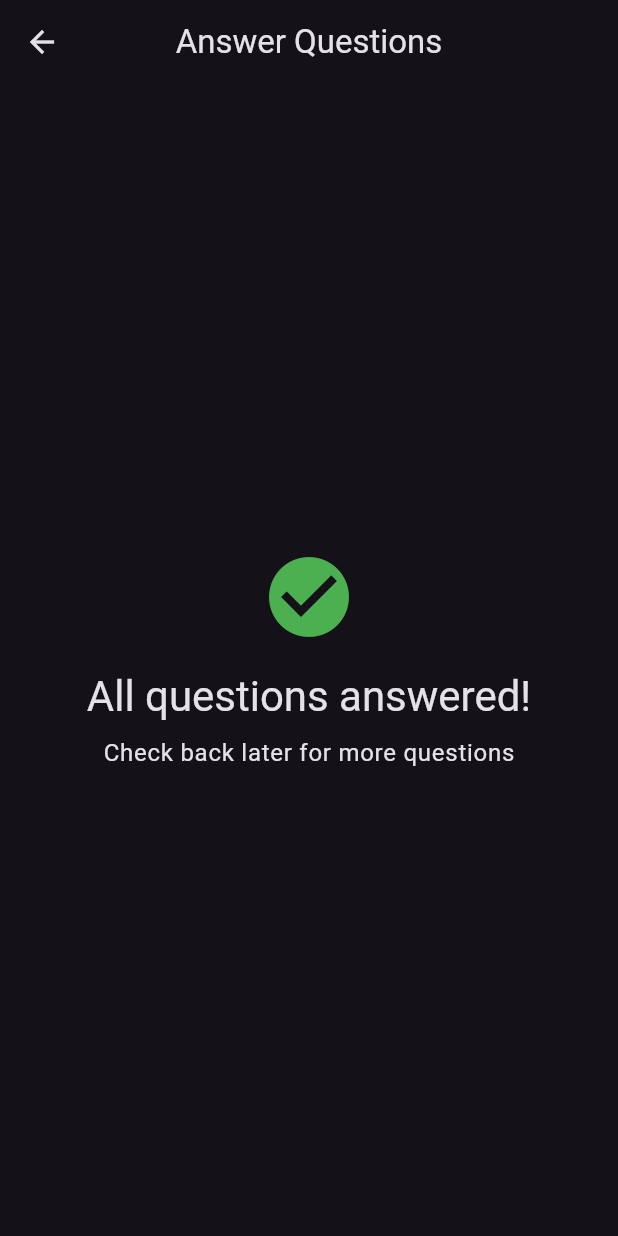
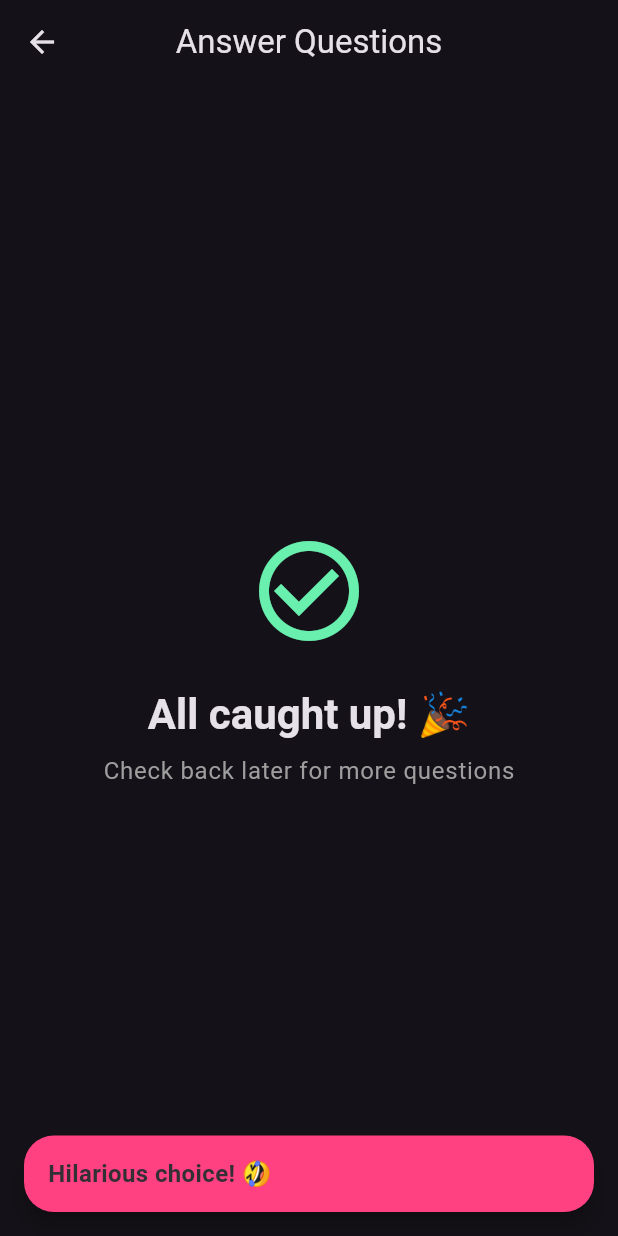
Before and after one commit to Laikokwui/spinqapp, a Flutter app: the AnswerScreen screen opened directly, after a tap on "Dart", on a phone screen of 412 x 824 dp. Run offline on Flutter 3.47's test engine with Material 3 defaults, Android fonts, the phone set to English and light mode, and no system bars; drawn by our look-alikes of flutter_animate; our stand-ins replace flutter_riverpod.

Commit message:
update the app with responses

```diff
--- a/lib/src/ui/screens/answer_screen.dart
+++ b/lib/src/ui/screens/answer_screen.dart
@@ -2,6 +2,7 @@ import 'package:flutter/material.dart';
 import 'package:flutter_riverpod/flutter_riverpod.dart';
 import '../../features/questions/providers/question_provider.dart';
 import '../../features/questions/models/question_model.dart';
+import 'package:flutter_animate/flutter_animate.dart';
 
 class AnswerScreen extends ConsumerWidget {
   const AnswerScreen({super.key});
@@ -22,23 +23,23 @@ class AnswerScreen extends ConsumerWidget {
           child: Column(
             mainAxisAlignment: MainAxisAlignment.center,
             children: [
-              Icon(
-                Icons.check_circle,
-                size: 64,
-                color: Colors.green,
-              ),
-              const SizedBox(height: 16),
+              const Icon(
+                Icons.check_circle_outline,
+                size: 80,
+                color: Colors.greenAccent,
+              ).animate(onPlay: (controller) => controller.repeat(reverse: true)).scaleXY(end: 1.1, duration: 1.seconds),
+              const SizedBox(height: 24),
               Text(
-                'All questions answered!',
-                style: Theme.of(context).textTheme.headlineMedium,
+                'All caught up! 🎉',
+                style: Theme.of(context).textTheme.headlineMedium?.copyWith(fontWeight: FontWeight.bold),
               ),
               const SizedBox(height: 8),
               Text(
                 'Check back later for more questions',
-                style: Theme.of(context).textTheme.bodyLarge,
+                style: Theme.of(context).textTheme.bodyLarge?.copyWith(color: Colors.grey),
               ),
             ],
-          ),
+          ).animate().fade().slideY(begin: 0.1),
         ),
       );
     }
@@ -51,74 +52,102 @@ class AnswerScreen extends ConsumerWidget {
       body: Padding(
         padding: const EdgeInsets.all(16.0),
         child: Column(
-          crossAxisAlignment: CrossAxisAlignment.start,
+          crossAxisAlignment: CrossAxisAlignment.stretch,
           children: [
             // Question Card
             Card(
-              elevation: 4,
+              elevation: 8,
+              shadowColor: Colors.purpleAccent.withValues(alpha: 0.5),
+              shape: RoundedRectangleBorder(borderRadius: BorderRadius.circular(20)),
               child: Padding(
-                padding: const EdgeInsets.all(16.0),
+                padding: const EdgeInsets.all(24.0),
                 child: Column(
-                  crossAxisAlignment: CrossAxisAlignment.start,
+                  crossAxisAlignment: CrossAxisAlignment.center,
                   children: [
                     Text(
-                      'Question',
-                      style: Theme.of(context).textTheme.bodySmall?.copyWith(
-                            color: Colors.grey,
+                      'Someone asked:',
+                      style: Theme.of(context).textTheme.bodyLarge?.copyWith(
+                            color: Colors.purpleAccent,
+                            fontWeight: FontWeight.bold,
                           ),
                     ),
-                    const SizedBox(height: 8),
+                    const SizedBox(height: 12),
                     Text(
                       currentQuestion.text,
-                      style: Theme.of(context).textTheme.headlineSmall,
+                      style: Theme.of(context).textTheme.headlineSmall?.copyWith(
+                        fontWeight: FontWeight.w800,
+                      ),
+                      textAlign: TextAlign.center,
                     ),
                   ],
                 ),
               ),
-            ),
-            const SizedBox(height: 24),
-            // Answers Section
+            ).animate().shimmer(duration: 2.seconds).slideY(begin: -0.1, end: 0).fadeIn(),
+
+            const SizedBox(height: 32),
+
             Text(
-              'Choose your answer:',
-              style: Theme.of(context).textTheme.bodyLarge,
-            ),
-            const SizedBox(height: 12),
+              'Pick a funny answer!',
+              style: Theme.of(context).textTheme.titleLarge?.copyWith(fontWeight: FontWeight.bold),
+              textAlign: TextAlign.center,
+            ).animate().fade(delay: 300.ms),
+
+            const SizedBox(height: 16),
             Expanded(
               child: ListView.builder(
                 itemCount: currentQuestion.answers.length,
                 itemBuilder: (context, index) {
                   final answer = currentQuestion.answers[index];
-                  final isSelected =
-                      currentQuestion.selectedAnswerId == answer.id;
+                  final isSelected = currentQuestion.selectedAnswerId == answer.id;
 
                   return Padding(
-                    padding: const EdgeInsets.only(bottom: 12.0),
+                    padding: const EdgeInsets.only(bottom: 16.0),
+                    child: AnimatedContainer(
+                      duration: const Duration(milliseconds: 300),
+                      curve: Curves.easeOutBack,
+                      transform: Matrix4.identity()..scale(isSelected ? 1.05 : 1.0, isSelected ? 1.05 : 1.0, 1.0),
                       child: ElevatedButton(
                         onPressed: () {
                           final manager = QuestionsManager(ref);
                           manager.answerQuestion(currentQuestion.id, answer.id);
+                          ScaffoldMessenger.of(context).clearSnackBars();
                           ScaffoldMessenger.of(context).showSnackBar(
-                          const SnackBar(
-                            content: Text('Answer submitted!'),
-                            duration: Duration(milliseconds: 500),
+                            SnackBar(
+                              content: const Text('Hilarious choice! 🤣', style: TextStyle(fontSize: 16, fontWeight: FontWeight.bold)),
+                              backgroundColor: Colors.pinkAccent,
+                              behavior: SnackBarBehavior.floating,
+                              shape: RoundedRectangleBorder(borderRadius: BorderRadius.circular(20)),
+                              margin: const EdgeInsets.all(16),
+                              duration: const Duration(seconds: 1),
                             ),
                           );
                         },
                         style: ElevatedButton.styleFrom(
                           backgroundColor: isSelected
-                            ? Colors.green
-                            : Theme.of(context).primaryColor,
-                        minimumSize: const Size.fromHeight(60),
+                              ? Colors.pinkAccent
+                              : Theme.of(context).cardColor,
+                          foregroundColor: isSelected ? Colors.white : Theme.of(context).colorScheme.onSurface,
+                          padding: const EdgeInsets.symmetric(vertical: 20, horizontal: 16),
+                          shape: RoundedRectangleBorder(
+                            borderRadius: BorderRadius.circular(16),
+                            side: BorderSide(
+                              color: isSelected ? Colors.pinkAccent : Colors.grey.withValues(alpha: 0.3),
+                              width: 2,
+                            ),
+                          ),
+                          elevation: isSelected ? 8 : 2,
                         ),
                         child: Text(
                           answer.text,
-                        style: const TextStyle(
+                          style: TextStyle(
                             fontSize: 16,
-                          fontWeight: FontWeight.bold,
+                            fontWeight: isSelected ? FontWeight.w900 : FontWeight.w600,
+                          ),
+                          textAlign: TextAlign.center,
                         ),
                       ),
                     ),
-                  );
+                  ).animate().fade(delay: (200 + 100 * index).ms).slideX(begin: 0.2, end: 0);
                 },
               ),
             ),
--- a/lib/src/ui/screens/ask_screen.dart
+++ b/lib/src/ui/screens/ask_screen.dart
@@ -1,6 +1,7 @@
 import 'package:flutter/material.dart';
 import 'package:flutter_riverpod/flutter_riverpod.dart';
 import '../../features/questions/providers/question_provider.dart';
+import 'package:flutter_animate/flutter_animate.dart';
 
 class AskScreen extends ConsumerStatefulWidget {
   const AskScreen({super.key});
@@ -11,6 +12,7 @@ class AskScreen extends ConsumerStatefulWidget {
 
 class _AskScreenState extends ConsumerState<AskScreen> {
   late TextEditingController _controller;
+  bool _isLoading = false;
 
   @override
   void initState() {
@@ -44,32 +46,57 @@ class _AskScreenState extends ConsumerState<AskScreen> {
                   children: [
                     TextField(
                       controller: _controller,
+                      enabled: !_isLoading,
                       decoration: InputDecoration(
                         hintText: 'Type your question here...',
                         border: OutlineInputBorder(
-                          borderRadius: BorderRadius.circular(8),
+                          borderRadius: BorderRadius.circular(16),
                         ),
-                        contentPadding: const EdgeInsets.all(12),
+                        focusedBorder: OutlineInputBorder(
+                          borderRadius: BorderRadius.circular(16),
+                          borderSide: BorderSide(color: Theme.of(context).primaryColor, width: 2),
+                        ),
+                        contentPadding: const EdgeInsets.all(16),
+                        filled: true,
                       ),
                       maxLines: 3,
                     ),
-                    const SizedBox(height: 12),
-                    ElevatedButton(
-                      onPressed: () {
+                    const SizedBox(height: 16),
+                    SizedBox(
+                      width: double.infinity,
+                      height: 50,
+                      child: ElevatedButton(
+                        onPressed: _isLoading ? null : () async {
                           if (_controller.text.isNotEmpty) {
+                            setState(() => _isLoading = true);
                             final manager = QuestionsManager(ref);
-                          manager.addQuestion(_controller.text);
+                            await manager.addQuestion(_controller.text);
                             _controller.clear();
+                            setState(() => _isLoading = false);
+                            if (context.mounted) {
                               ScaffoldMessenger.of(context).showSnackBar(
-                            const SnackBar(content: Text('Question added!')),
+                                const SnackBar(
+                                  content: Text('Question submitted! Generating funny answers...'),
+                                  backgroundColor: Colors.purple,
+                                  duration: Duration(seconds: 2),
+                                ),
                               );
                             }
+                          }
                         },
-                      child: const Text('Submit Question'),
+                        style: ElevatedButton.styleFrom(
+                          shape: RoundedRectangleBorder(
+                            borderRadius: BorderRadius.circular(16),
+                          ),
+                        ),
+                        child: _isLoading
+                            ? const CircularProgressIndicator()
+                            : const Text('Submit Question', style: TextStyle(fontSize: 16, fontWeight: FontWeight.bold)),
+                      ),
                     ),
                   ],
                 ),
-              ),
+              ).animate().fade(duration: 400.ms).slideY(begin: 0.2, end: 0),
             ),
           ),
           const SizedBox(height: 16),
@@ -90,12 +117,13 @@ class _AskScreenState extends ConsumerState<AskScreen> {
                           horizontal: 16,
                           vertical: 8,
                         ),
+                        shape: RoundedRectangleBorder(borderRadius: BorderRadius.circular(16)),
                         child: ListTile(
-                          title: Text(question.text),
+                          title: Text(question.text, style: const TextStyle(fontWeight: FontWeight.w600)),
                           subtitle: Text(
                             question.selectedAnswerId != null
-                                ? 'Answered'
-                                : 'Pending',
+                                ? 'Answered 😎'
+                                : 'Pending 🤔',
                             style: TextStyle(
                               color: question.selectedAnswerId != null
                                   ? Colors.green
@@ -103,14 +131,14 @@ class _AskScreenState extends ConsumerState<AskScreen> {
                             ),
                           ),
                           trailing: IconButton(
-                            icon: const Icon(Icons.delete),
+                            icon: const Icon(Icons.delete, color: Colors.redAccent),
                             onPressed: () {
                               final manager = QuestionsManager(ref);
                               manager.removeQuestion(question.id);
                             },
                           ),
                         ),
-                      );
+                      ).animate().fade(delay: (50 * index).ms).slideX(begin: 0.1, end: 0);
                     },
                   ),
           ),
--- a/pubspec.yaml
+++ b/pubspec.yaml
@@ -36,6 +36,7 @@ dependencies:
   cupertino_icons: ^1.0.8
   flutter_riverpod: ^3.3.1
   state_notifier: ^1.0.0
+  flutter_animate: ^4.5.2
 
 dev_dependencies:
   flutter_test:
```
Also changed, not shown: lib/src/features/llm/llm_service.dart (+27 -8 lines), lib/src/features/questions/providers/question_provider.dart (+10 -9 lines), 1 other file. Lines whose indentation alone changed are shown as unchanged.
